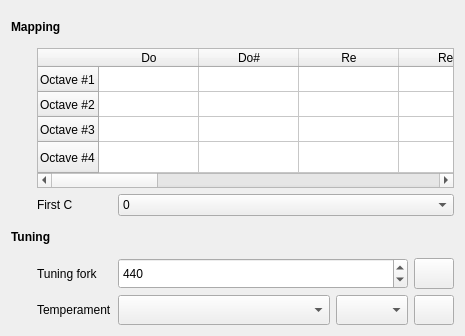
Qt form sources/context/interface/configsectionkeyboard.ui (davy7125/polyphone) before a commit.
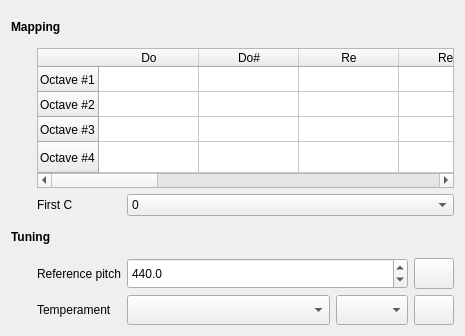
The same form after that commit.

Commit message: Reference pitch

The edit to the form file:
```diff
--- a/sources/context/interface/configsectionkeyboard.ui
+++ b/sources/context/interface/configsectionkeyboard.ui
@@ -33,7 +33,7 @@
    <item row="6" column="1">
     <widget class="QLabel" name="label">
      <property name="text">
-      <string>Tuning fork</string>
+      <string>Reference pitch</string>
      </property>
     </widget>
    </item>
@@ -309,21 +309,27 @@
     </widget>
    </item>
    <item row="6" column="2" colspan="2">
-    <widget class="QSpinBox" name="spinTuningFork">
+    <widget class="QDoubleSpinBox" name="spinReferencePitch">
      <property name="sizePolicy">
       <sizepolicy hsizetype="MinimumExpanding" vsizetype="Preferred">
        <horstretch>0</horstretch>
        <verstretch>0</verstretch>
       </sizepolicy>
      </property>
+     <property name="decimals">
+      <number>1</number>
+     </property>
      <property name="minimum">
-      <number>390</number>
+      <double>390.000000000000000</double>
      </property>
      <property name="maximum">
-      <number>470</number>
+      <double>470.000000000000000</double>
+     </property>
+     <property name="singleStep">
+      <double>0.100000000000000</double>
      </property>
      <property name="value">
-      <number>440</number>
+      <double>440.000000000000000</double>
      </property>
     </widget>
    </item>
```
Left out of the diff: 18 changed lines with no effect on the pictures. The commit also changes 9 other files.
